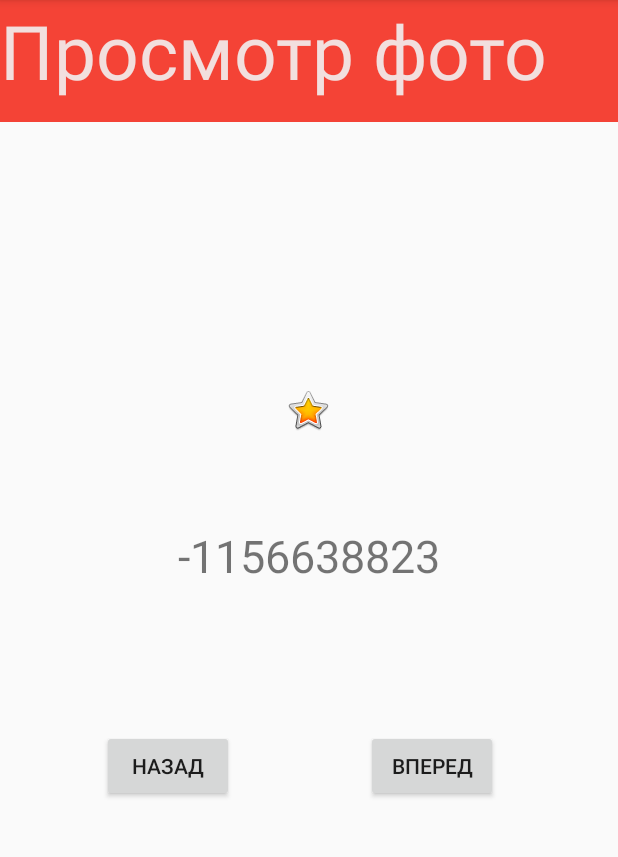
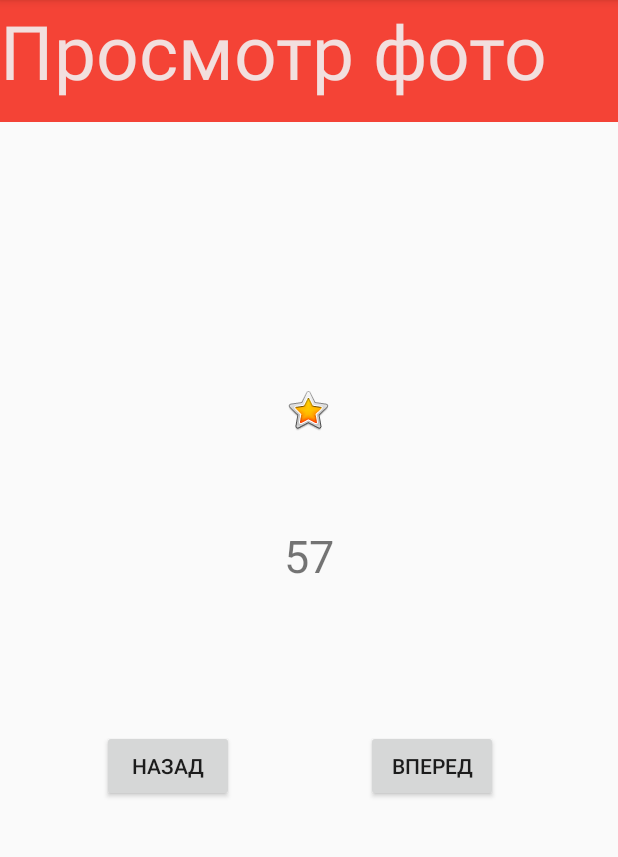
Before and after one commit to YuriyPukinskis/AndroidPukinskis22, an Android app: the screen it shows after launch (MainActivity), on a phone screen of 412 x 824 dp, the part 84-941 px from its top. Run offline under Robolectric (Android 15) with nearby library versions, the phone set to English and light mode, and no system bars.

Commit message:
От 0 до 100

```diff
--- a/app/src/main/java/ru/netology/androidpukinskis22/MainActivity.java
+++ b/app/src/main/java/ru/netology/androidpukinskis22/MainActivity.java
@@ -16,7 +16,7 @@ public class MainActivity extends AppCompatActivity {
         super.onCreate(savedInstanceState);
         setContentView(R.layout.activity_main);
         TextView t1 = (TextView) findViewById(R.id.textView);
-        t1.setText(Integer.toString(random.nextInt()));
+        t1.setText(Integer.toString(random.nextInt(101)));
         Button btnForv = (Button) findViewById(R.id.buttonForvard);
         Button btnBack = (Button) findViewById(R.id.buttonBack);
         final Intent intent = new Intent(MainActivity.this,MainActivity.class);
```
